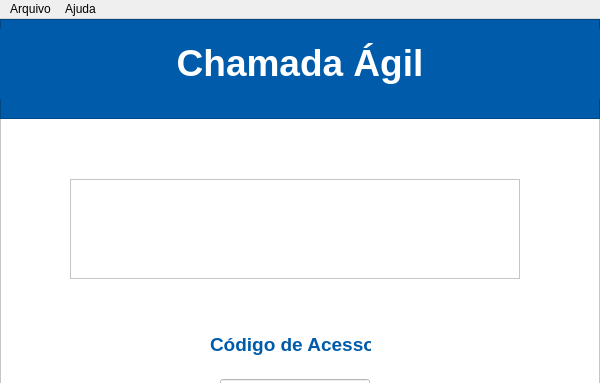
This is view/home.ui in DiegoSMAnjos/SENAI-TDS-TCC-Chamada-Agil as Qt 5 draws it before an edit; both pictures show x 0 to 600 and y 0 to 383 of the 600 by 800 pixel window. The edited form follows.
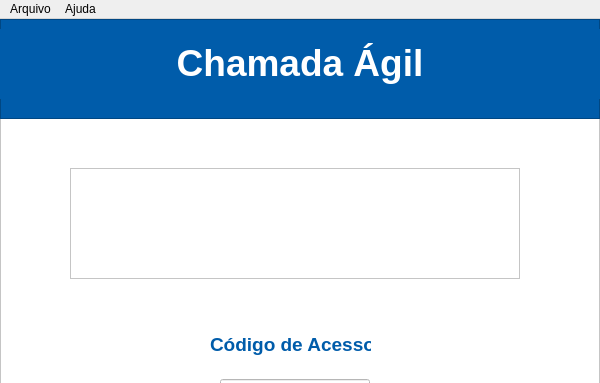
This is the edited form. Icons and pictures are not drawn.

```diff
--- a/view/home.ui
+++ b/view/home.ui
@@ -48,9 +48,9 @@
      <property name="geometry">
       <rect>
        <x>70</x>
-       <y>160</y>
+       <y>149</y>
        <width>450</width>
-       <height>100</height>
+       <height>111</height>
       </rect>
      </property>
      <property name="styleSheet">
```
